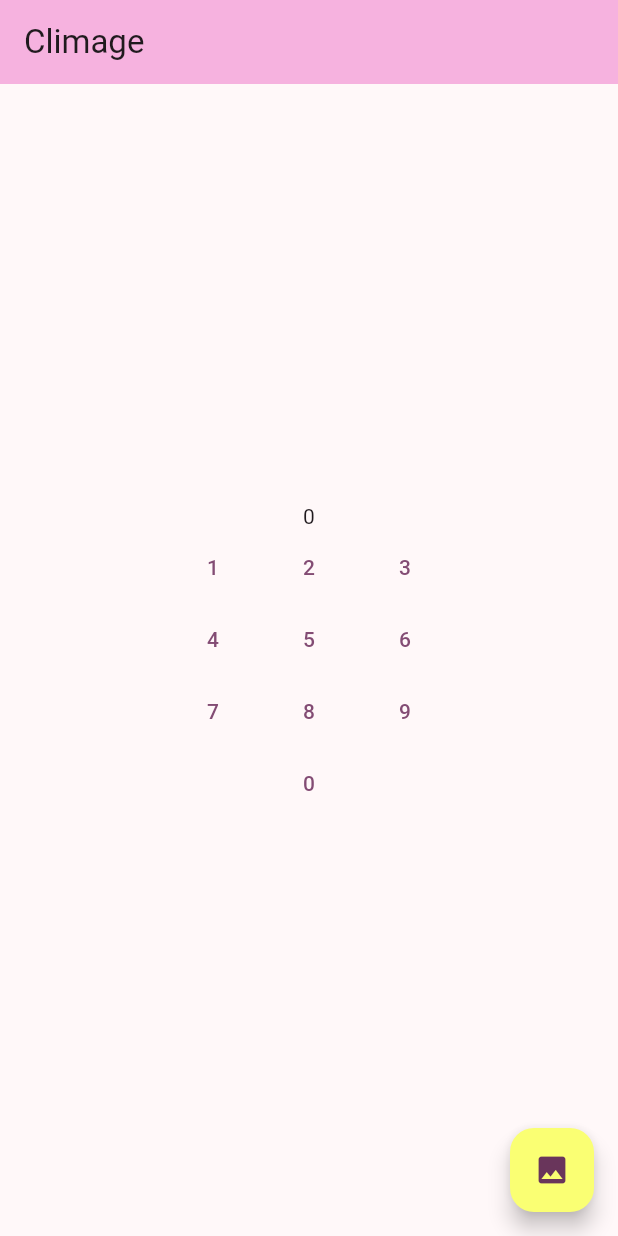
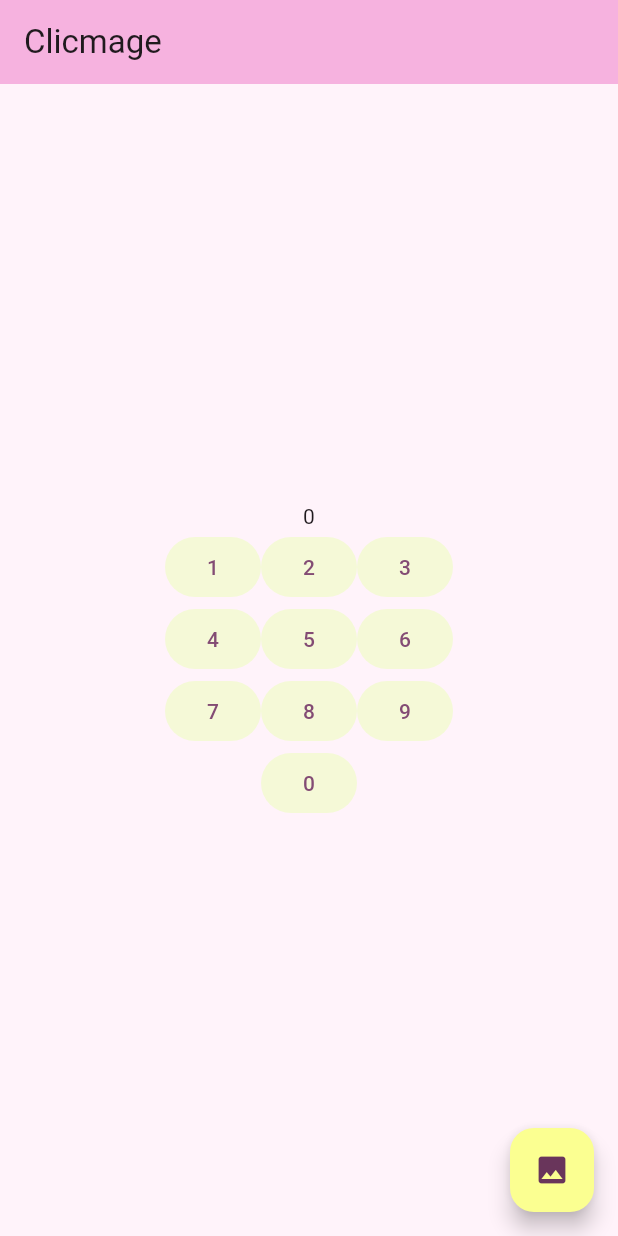
Before and after one commit to linnaa-a/AppFlutterLina, a Flutter app: the screen it shows after launch, on a phone screen of 412 x 824 dp. Run offline on Flutter 3.47's test engine with Material 2 defaults, Android fonts, the phone set to English and light mode, and no system bars.

Commit message:
App flutter Lina v2

```diff
--- a/lib/components/clavier.dart
+++ b/lib/components/clavier.dart
@@ -13,6 +13,7 @@ class ClavierComponent extends StatefulWidget {
 class _ClavierComponentState extends State<ClavierComponent> {
   @override
   Widget build(BuildContext context) {
+
     return Column(
         mainAxisAlignment: MainAxisAlignment.center,
         children: <Widget>[
@@ -20,31 +21,51 @@ class _ClavierComponentState extends State<ClavierComponent> {
               crossAxisAlignment: CrossAxisAlignment.center,
               mainAxisAlignment: MainAxisAlignment.center,
               children: [
-                TextButton(onPressed: () => widget.onPressed('1'), child: Text('1')),
-                TextButton(onPressed: () => widget.onPressed('2'), child: Text('2')),
-                TextButton(onPressed: () => widget.onPressed('3'), child: Text('3')),
+                TextButton(style: TextButton.styleFrom(
+                      backgroundColor: const Color.fromARGB(126, 234, 255, 180)),
+                      onPressed: () => widget.onPressed('1'), child: const Text('1')),
+                TextButton(style: TextButton.styleFrom(
+                      backgroundColor: const Color.fromARGB(126, 234, 255, 180)),
+                      onPressed: () => widget.onPressed('2'), child: const Text('2')),
+                TextButton(style: TextButton.styleFrom(
+                      backgroundColor: const Color.fromARGB(126, 234, 255, 180)),
+                      onPressed: () => widget.onPressed('3'), child: const Text('3')),
               ]),
           Row(
               crossAxisAlignment: CrossAxisAlignment.center,
               mainAxisAlignment: MainAxisAlignment.center,
               children: [
-                TextButton(onPressed: () => widget.onPressed('4'), child: Text('4')),
-                TextButton(onPressed: () => widget.onPressed('5'), child: Text('5')),
-                TextButton(onPressed: () => widget.onPressed('6'), child: Text('6')),
+                TextButton(style: TextButton.styleFrom(
+                      backgroundColor: const Color.fromARGB(126, 234, 255, 180)),
+                      onPressed: () => widget.onPressed('4'), child: const Text('4')),
+                TextButton(style: TextButton.styleFrom(
+                      backgroundColor: const Color.fromARGB(126, 234, 255, 180)),
+                      onPressed: () => widget.onPressed('5'), child: const Text('5')),
+                TextButton(style: TextButton.styleFrom(
+                      backgroundColor: const Color.fromARGB(126, 234, 255, 180)),
+                      onPressed: () => widget.onPressed('6'), child: const Text('6')),
               ]),
           Row(
               crossAxisAlignment: CrossAxisAlignment.center,
               mainAxisAlignment: MainAxisAlignment.center,
               children: [
-                TextButton(onPressed: () => widget.onPressed('7'), child: Text('7')),
-                TextButton(onPressed: () => widget.onPressed('8'), child: Text('8')),
-                TextButton(onPressed: () => widget.onPressed('9'), child: Text('9')),
+                TextButton(style: TextButton.styleFrom(
+                      backgroundColor: const Color.fromARGB(126, 234, 255, 180)),
+                      onPressed: () => widget.onPressed('7'), child: const Text('7')),
+                TextButton(style: TextButton.styleFrom(
+                      backgroundColor: const Color.fromARGB(126, 234, 255, 180)),
+                      onPressed: () => widget.onPressed('8'), child: const Text('8')),
+                TextButton(style: TextButton.styleFrom(
+                      backgroundColor: const Color.fromARGB(126, 234, 255, 180)),
+                      onPressed: () => widget.onPressed('9'), child: const Text('9')),
               ]),
           Row(
               crossAxisAlignment: CrossAxisAlignment.center,
               mainAxisAlignment: MainAxisAlignment.center,
               children: [
-                TextButton(onPressed: () => widget.onPressed('0'), child: Text('0')),
+                TextButton(style: TextButton.styleFrom(
+                      backgroundColor: const Color.fromARGB(126, 234, 255, 180)),
+                      onPressed: () => widget.onPressed('0'), child: const Text('0')),
               ])
         ]);
   }
--- a/lib/main.dart
+++ b/lib/main.dart
@@ -16,10 +16,11 @@ class MyApp extends StatelessWidget {
       debugShowCheckedModeBanner: false,
       title: 'Flutter Demo',
       theme: ThemeData(
-        colorScheme: ColorScheme.fromSeed(seedColor: Color.fromARGB(255, 255, 103, 222)),
+        colorScheme: ColorScheme.fromSeed(seedColor: const Color.fromARGB(255, 255, 103, 222)),
         useMaterial3: true,
+        scaffoldBackgroundColor: const Color.fromARGB(255, 255, 243, 250),
       ),
-      home: const MyHomePage(title: 'Climage'),
+      home: const MyHomePage(title: 'Clicmage'),
     );
   }
 }
@@ -67,7 +68,7 @@ class _MyHomePageState extends State<MyHomePage> {
       ) : ImageComponents(index: stock),
       floatingActionButton: FloatingActionButton(
         onPressed: changeState,
-        backgroundColor: const Color.fromARGB(255, 250, 255, 115),
+        backgroundColor: const Color.fromARGB(255, 251, 255, 145),
         tooltip: 'Increment',
         child: const Icon(Icons.image),
       ),
```
